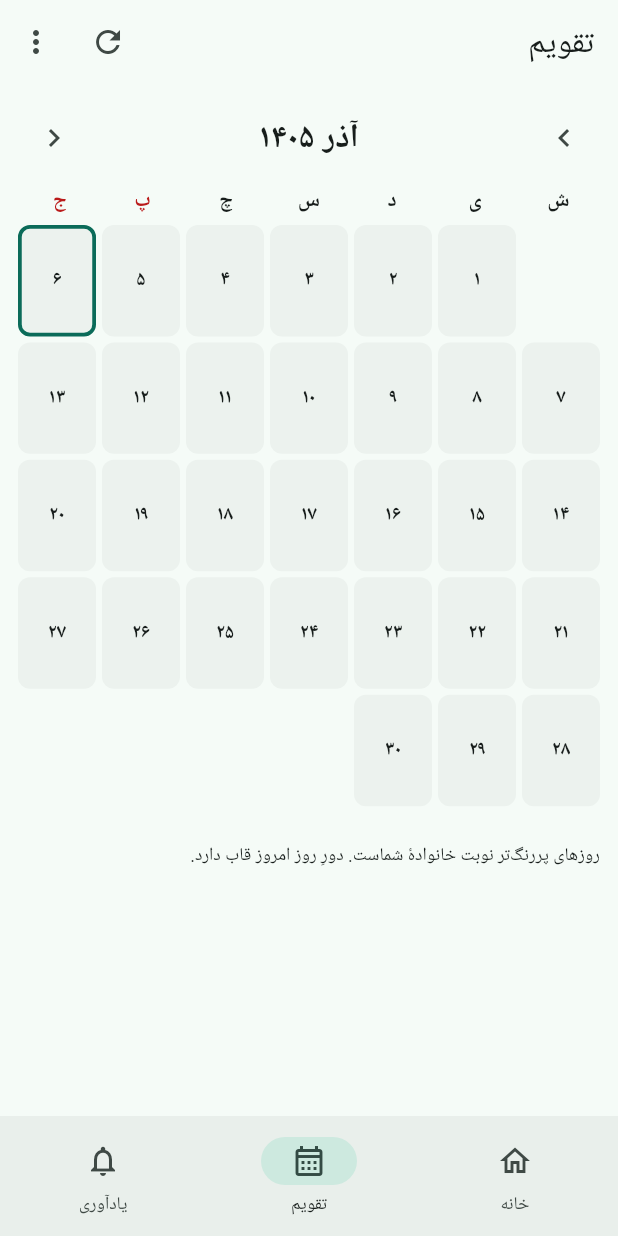
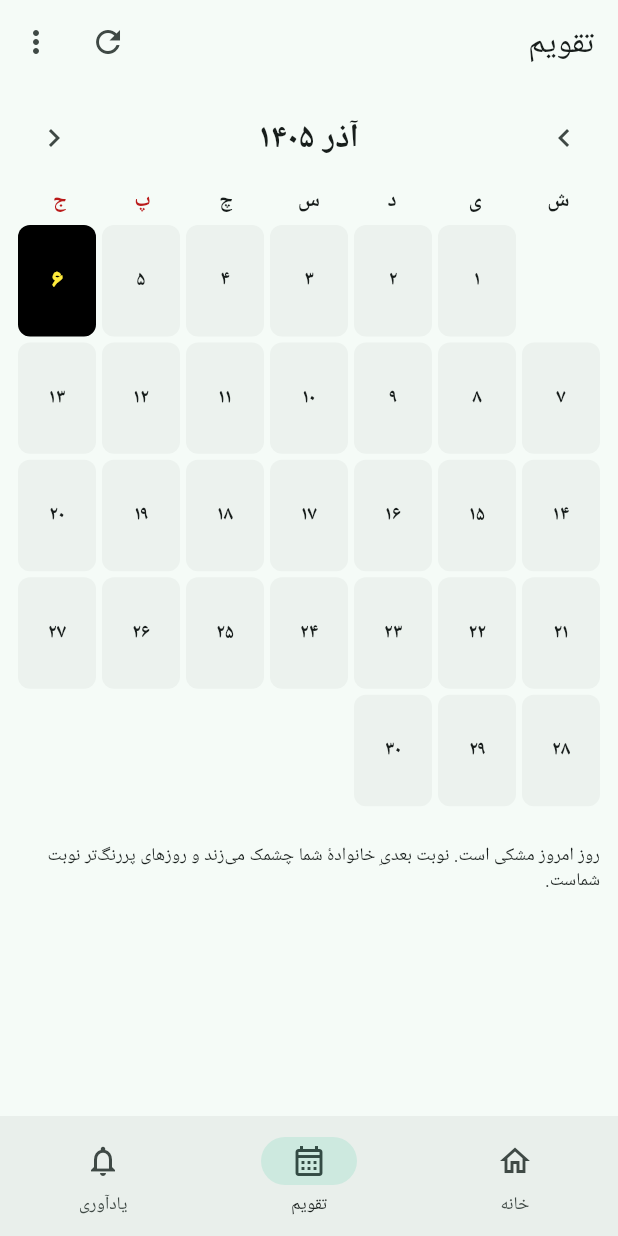
Before and after one commit to 30mdco-jpg/madarbozorg, a Flutter app: the screen it shows once a user with an empty profile is signed in, item 2 of the bottom bar chosen, on a phone screen of 412 x 824 dp. Run offline on Flutter 3.47's test engine with Material 3 defaults, Android fonts, the phone set to English and light mode, and no system bars; our stand-ins replace flutter_local_notifications, supabase_flutter, timezone; accounts and stored records are empty; Roboto replaces fonts that are missing (Vazirmatn).

Commit message:
تقویم: کادر خانواده‌های دیگر کم‌رنگ‌تر، امروز مشکی/زرد، چشمک نوبت بعدی؛ رنگ طاهره؛ عنوان «نوبت بی بی»

```diff
--- a/lib/main.dart
+++ b/lib/main.dart
@@ -27,7 +27,7 @@ class MadarbozorgApp extends StatelessWidget {
   @override
   Widget build(BuildContext context) {
     return MaterialApp(
-      title: 'دورهمی مادربزرگ',
+      title: 'نوبت بی بی',
       debugShowCheckedModeBanner: false,
       theme: buildTheme(),
       locale: const Locale('fa', 'IR'),
--- a/lib/ui/calendar_tab.dart
+++ b/lib/ui/calendar_tab.dart
@@ -26,9 +26,16 @@ class CalendarTab extends StatefulWidget {
   State<CalendarTab> createState() => _CalendarTabState();
 }
 
-class _CalendarTabState extends State<CalendarTab> {
+class _CalendarTabState extends State<CalendarTab>
+    with SingleTickerProviderStateMixin {
   late int _year;
   late int _month;
+
+  /// چشمک ملایم برای نوبت بعدیِ خانوادهٔ کاربر (تیره ⇄ روشن).
+  late final AnimationController _pulse;
+
+  static const Color _todayBackground = Colors.black;
+  static const Color _todayText = Color(0xFFFFEB3B); // زرد
 
   @override
   void initState() {
@@ -36,6 +43,100 @@ class _CalendarTabState extends State<CalendarTab> {
     final j = Jalali.fromDate(tehranToday());
     _year = j.year;
     _month = j.month;
+    _pulse = AnimationController(
+      vsync: this,
+      duration: const Duration(milliseconds: 1800),
+    );
+  }
+
+  @override
+  void didChangeDependencies() {
+    super.didChangeDependencies();
+    // اگر کاربر «کاهش انیمیشن» را در گوشی روشن کرده، چشمک زده نمی‌شود.
+    if (MediaQuery.of(context).disableAnimations) {
+      _pulse.stop();
+      _pulse.value = 0;
+    } else if (!_pulse.isAnimating) {
+      _pulse.repeat(reverse: true);
+    }
+  }
+
+  @override
+  void dispose() {
+    _pulse.dispose();
+    super.dispose();
+  }
+
+  /// روزهای نوبت بعدیِ خانوادهٔ کاربر (شروع نوبت بعد از امروز و روزهای پشت‌سرهمش).
+  Set<String> _nextTurnKeys(DateTime today) {
+    final mine = widget.profile.familyId;
+    final book = widget.book;
+    for (final e in book.entries) {
+      if (e.familyId != mine || !e.date.isAfter(today)) continue;
+      if (book.on(addDays(e.date, -1))?.familyId == mine) continue; // ادامهٔ نوبت قبلی
+      final keys = <String>{};
+      var d = e.date;
+      while (book.on(d)?.familyId == mine) {
+        keys.add(isoDate(d));
+        d = addDays(d, 1);
+      }
+      return keys;
+    }
+    return <String>{};
+  }
+
+  Widget _dayBox({
+    required String dayText,
+    required String? name,
+    required int block,
+    required Color background,
+    required Color foreground,
+    required bool emphasized,
+  }) {
+    return Container(
+      decoration: BoxDecoration(
+        color: background,
+        borderRadius: BorderRadius.circular(8),
+      ),
+      padding: const EdgeInsets.symmetric(vertical: 3),
+      child: Column(
+        mainAxisAlignment: MainAxisAlignment.center,
+        children: [
+          Text(
+            dayText,
+            style: TextStyle(
+              fontWeight: emphasized ? FontWeight.w900 : FontWeight.bold,
+              fontSize: emphasized ? 16 : 13,
+              color: foreground,
+            ),
+          ),
+          if (name != null)
+            FittedBox(
+              fit: BoxFit.scaleDown,
+              child: Text(
+                name,
+                style: TextStyle(
+                  fontSize: emphasized ? 11.5 : 10,
+                  fontWeight: emphasized ? FontWeight.w800 : FontWeight.normal,
+                  color: foreground,
+                ),
+              ),
+            ),
+          if (block > 1)
+            FittedBox(
+              fit: BoxFit.scaleDown,
+              child: Text(
+                '${toFa(block)} روزه',
+                style: TextStyle(
+                  fontSize: emphasized ? 9 : 8,
+                  fontWeight: emphasized ? FontWeight.w700 : FontWeight.normal,
+                  color: foreground,
+                ),
+              ),
+            ),
+        ],
+      ),
+    );
   }
 
   void _shiftMonth(int delta) {
@@ -122,6 +223,8 @@ class _CalendarTabState extends State<CalendarTab> {
     final length = Jalali.monthLength(_year, _month);
     final totalCells = ((blanks + length + 6) ~/ 7) * 7;
 
+    final nextKeys = _nextTurnKeys(today);
+
     final legend = widget.families.values.toList()
       ..sort((a, b) => a.name.compareTo(b.name));
 
@@ -189,41 +292,53 @@ class _CalendarTabState extends State<CalendarTab> {
               final name = entry == null ? null : _name(entry.familyId);
               final color = name == null ? theme.colorScheme.outline : familyColor(name);
               final block = widget.book.blockLengthAt(date);
+              final dayText = toFa(day);
+
+              Widget box;
+              if (isToday) {
+                // امروز: پس‌زمینهٔ مشکی با نوشتهٔ زردِ بولد و بزرگ‌تر
+                box = _dayBox(
+                  dayText: dayText,
+                  name: name,
+                  block: block,
+                  background: _todayBackground,
+                  foreground: _todayText,
+                  emphasized: true,
+                );
+              } else if (nextKeys.contains(isoDate(date))) {
+                // نوبت بعدیِ خانوادهٔ کاربر: چشمک ملایم تیره ⇄ روشن
+                final dark = darkerShade(color);
+                final light = lighterShade(color);
+                box = AnimatedBuilder(
+                  animation: _pulse,
+                  builder: (context, _) {
+                    final t = Curves.easeInOut.transform(_pulse.value);
+                    final k = ((t - 0.35) / 0.3).clamp(0.0, 1.0).toDouble();
+                    return _dayBox(
+                      dayText: dayText,
+                      name: name,
+                      block: block,
+                      background: Color.lerp(dark, light, t)!,
+                      foreground: Color.lerp(Colors.white, Colors.black, k)!,
+                      emphasized: true,
+                    );
+                  },
+                );
+              } else {
+                // کادر خانواده‌های دیگر ۵۰٪ کم‌رنگ‌تر از قبل (۵۵ ← ۲۸)
+                box = _dayBox(
+                  dayText: dayText,
+                  name: name,
+                  block: block,
+                  background: color.withAlpha(entry == null ? 18 : (mine ? 150 : 28)),
+                  foreground: theme.colorScheme.onSurface,
+                  emphasized: false,
+                );
+              }
               return InkWell(
                 borderRadius: BorderRadius.circular(8),
                 onTap: () => _showDay(date),
-                child: Container(
-                  decoration: BoxDecoration(
-                    color: color.withAlpha(entry == null ? 18 : (mine ? 150 : 55)),
-                    borderRadius: BorderRadius.circular(8),
-                    border: Border.all(
-                      color: isToday ? theme.colorScheme.primary : Colors.transparent,
-                      width: 2.5,
-                    ),
-                  ),
-                  padding: const EdgeInsets.symmetric(vertical: 3),
-                  child: Column(
-                    mainAxisAlignment: MainAxisAlignment.center,
-                    children: [
-                      Text(
-                        toFa(day),
-                        style: const TextStyle(
-                            fontWeight: FontWeight.bold, fontSize: 13),
-                      ),
-                      if (name != null)
-                        FittedBox(
-                          fit: BoxFit.scaleDown,
-                          child: Text(name, style: const TextStyle(fontSize: 10)),
-                        ),
-                      if (block > 1)
-                        FittedBox(
-                          fit: BoxFit.scaleDown,
-                          child: Text('${toFa(block)} روزه',
-                              style: const TextStyle(fontSize: 8)),
-                        ),
-                    ],
-                  ),
-                ),
+                child: box,
               );
             },
           ),
@@ -245,7 +360,7 @@ class _CalendarTabState extends State<CalendarTab> {
           ),
           const SizedBox(height: 8),
           Text(
-            'روزهای پررنگ‌تر نوبت خانوادهٔ شماست. دورِ روز امروز قاب دارد.',
+            'روز امروز مشکی است. نوبت بعدیِ خانوادهٔ شما چشمک می‌زند و روزهای پررنگ‌تر نوبت شماست.',
             style: theme.textTheme.bodySmall,
           ),
         ],
--- a/lib/ui/login_screen.dart
+++ b/lib/ui/login_screen.dart
@@ -62,7 +62,7 @@ class _LoginScreenState extends State<LoginScreen> {
                           size: 72, color: theme.colorScheme.primary),
                       const SizedBox(height: 12),
                       Text(
-                        'دورهمی مادربزرگ',
+                        'نوبت بی بی',
                         textAlign: TextAlign.center,
                         style: theme.textTheme.headlineMedium
                             ?.copyWith(fontWeight: FontWeight.bold),
```
Also changed, not shown: lib/ui/dashboard_tab.dart (+13 -2 lines), lib/ui/theme.dart (+20 -1 lines).
